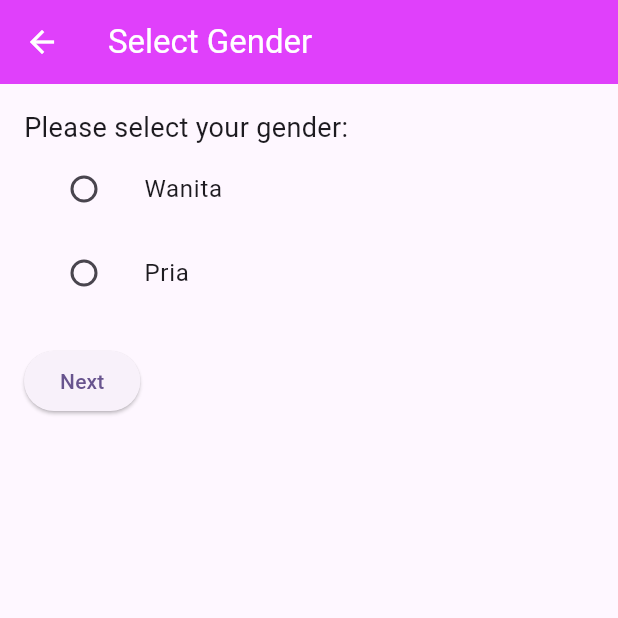
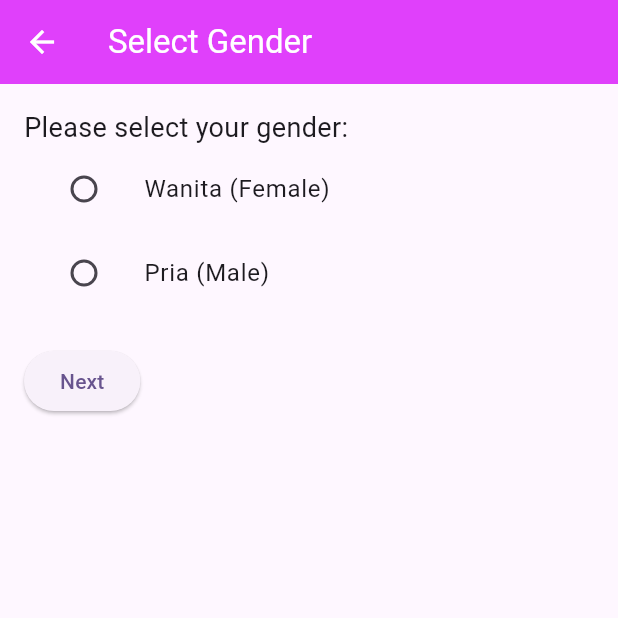
Before and after one commit to rudiharyanto03/bmi_calculating, a Flutter app: the GenderSelectionPage screen opened directly, on a phone screen of 412 x 824 dp, the top half of it. Run offline on Flutter 3.47's test engine with Material 3 defaults, Android fonts, the phone set to English and light mode, and no system bars; our stand-ins replace syncfusion_flutter_charts.

Commit message:
update rudi

```diff
--- a/lib/bmi_screen/welcome_screen.dart
+++ b/lib/bmi_screen/welcome_screen.dart
@@ -87,7 +87,7 @@ class _GenderSelectionPageState extends State<GenderSelectionPage> {
               style: TextStyle(fontSize: 18),
             ),
             ListTile(
-              title: const Text('Wanita'),
+              title: const Text('Wanita (Female)'),
               leading: Radio<String>(
                 value: 'Wanita',
                 groupValue: _selectedGender,
@@ -99,7 +99,7 @@ class _GenderSelectionPageState extends State<GenderSelectionPage> {
               ),
             ),
             ListTile(
-              title: const Text('Pria'),
+              title: const Text('Pria (Male)'),
               leading: Radio<String>(
                 value: 'Pria',
                 groupValue: _selectedGender,
```
